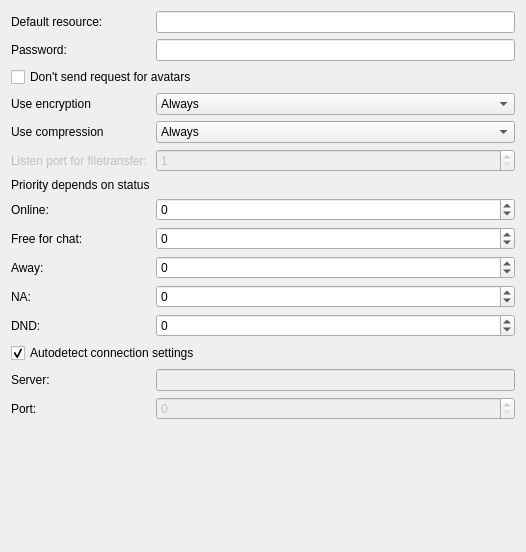
The window that protocols/jabber/src/protocol/jmainsettings.ui (euroelessar/qutim) describes before a commit, drawn with Qt 5.
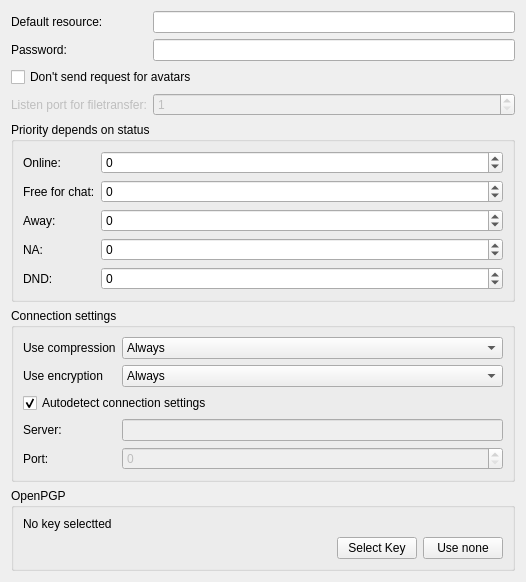
The same window after the commit.

```diff
--- a/protocols/jabber/src/protocol/jmainsettings.ui
+++ b/protocols/jabber/src/protocol/jmainsettings.ui
@@ -13,16 +13,7 @@
   <property name="windowTitle">
    <string>Form</string>
   </property>
-  <layout class="QFormLayout" name="formLayout">
-   <property name="fieldGrowthPolicy">
-    <enum>QFormLayout::AllNonFixedFieldsGrow</enum>
-   </property>
-   <property name="rowWrapPolicy">
-    <enum>QFormLayout::WrapLongRows</enum>
-   </property>
-   <property name="formAlignment">
-    <set>Qt::AlignLeading|Qt::AlignLeft|Qt::AlignTop</set>
-   </property>
+  <layout class="QFormLayout" name="formLayout_3">
    <item row="0" column="0">
     <widget class="QLabel" name="label">
      <property name="sizePolicy">
@@ -46,13 +37,6 @@
      </property>
     </widget>
    </item>
-   <item row="1" column="1">
-    <widget class="QLineEdit" name="passwdEdit">
-     <property name="echoMode">
-      <enum>QLineEdit::Password</enum>
-     </property>
-    </widget>
-   </item>
    <item row="2" column="0" colspan="2">
     <widget class="QCheckBox" name="avatarRequestCheck">
      <property name="text">
@@ -95,21 +79,20 @@
      </property>
     </widget>
    </item>
-   <item row="6" column="0">
-    <widget class="QLabel" name="label_3">
-     <property name="text">
+   <item row="6" column="0" colspan="2">
+    <widget class="QGroupBox" name="groupBox_2">
+     <property name="title">
       <string>Priority depends on status</string>
      </property>
-    </widget>
-   </item>
-   <item row="7" column="0">
+     <layout class="QFormLayout" name="formLayout_2">
+      <item row="0" column="0">
     <widget class="QLabel" name="label_11">
      <property name="text">
       <string>Online:</string>
      </property>
     </widget>
    </item>
-   <item row="7" column="1">
+      <item row="0" column="1">
     <widget class="QSpinBox" name="onlinePriority">
      <property name="minimum">
       <number>-9999</number>
@@ -119,14 +102,14 @@
      </property>
     </widget>
    </item>
-   <item row="8" column="0">
+      <item row="1" column="0">
     <widget class="QLabel" name="label_12">
      <property name="text">
       <string>Free for chat:</string>
      </property>
     </widget>
    </item>
-   <item row="8" column="1">
+      <item row="1" column="1">
     <widget class="QSpinBox" name="ffchatPriority">
      <property name="minimum">
       <number>-9999</number>
@@ -136,14 +119,14 @@
      </property>
     </widget>
    </item>
-   <item row="9" column="0">
+      <item row="2" column="0">
     <widget class="QLabel" name="label_8">
      <property name="text">
       <string>Away:</string>
      </property>
     </widget>
    </item>
-   <item row="9" column="1">
+      <item row="2" column="1">
     <widget class="QSpinBox" name="awayPriority">
      <property name="minimum">
       <number>-9999</number>
@@ -153,14 +136,14 @@
      </property>
     </widget>
    </item>
-   <item row="10" column="0">
+      <item row="3" column="0">
     <widget class="QLabel" name="label_9">
      <property name="text">
       <string>NA:</string>
      </property>
     </widget>
    </item>
-   <item row="10" column="1">
+      <item row="3" column="1">
     <widget class="QSpinBox" name="naPriority">
      <property name="minimum">
       <number>-9999</number>
@@ -170,14 +153,14 @@
      </property>
     </widget>
    </item>
-   <item row="11" column="0">
+      <item row="4" column="0">
     <widget class="QLabel" name="label_10">
      <property name="text">
       <string>DND:</string>
      </property>
     </widget>
    </item>
-   <item row="11" column="1">
+      <item row="4" column="1">
     <widget class="QSpinBox" name="dndPriority">
      <property name="minimum">
       <number>-9999</number>
@@ -187,7 +170,59 @@
      </property>
     </widget>
    </item>
-   <item row="12" column="0" colspan="2">
+     </layout>
+    </widget>
+   </item>
+   <item row="8" column="0" colspan="2">
+    <widget class="QGroupBox" name="groupBox">
+     <property name="title">
+      <string>OpenPGP</string>
+     </property>
+     <layout class="QGridLayout" name="gridLayout">
+      <item row="1" column="0">
+       <spacer name="horizontalSpacer">
+        <property name="orientation">
+         <enum>Qt::Horizontal</enum>
+        </property>
+        <property name="sizeHint" stdset="0">
+         <size>
+          <width>330</width>
+          <height>20</height>
+         </size>
+        </property>
+       </spacer>
+      </item>
+      <item row="1" column="1">
+       <widget class="QPushButton" name="selectPGPButton">
+        <property name="text">
+         <string>Select Key</string>
+        </property>
+       </widget>
+      </item>
+      <item row="1" column="2">
+       <widget class="QPushButton" name="removePGPButton">
+        <property name="text">
+         <string>Use none</string>
+        </property>
+       </widget>
+      </item>
+      <item row="0" column="0" colspan="3">
+       <widget class="QLabel" name="pgpLabel">
+        <property name="text">
+         <string notr="true">No key selectted</string>
+        </property>
+       </widget>
+      </item>
+     </layout>
+    </widget>
+   </item>
+   <item row="7" column="0" colspan="2">
+    <widget class="QGroupBox" name="groupBox_3">
+     <property name="title">
+      <string>Connection settings</string>
+     </property>
+     <layout class="QFormLayout" name="formLayout">
+      <item row="4" column="0" colspan="2">
     <widget class="QCheckBox" name="autodetectBox">
      <property name="text">
       <string>Autodetect connection settings</string>
@@ -197,28 +232,28 @@
      </property>
     </widget>
    </item>
-   <item row="13" column="0">
+      <item row="5" column="0">
     <widget class="QLabel" name="label_5">
      <property name="text">
       <string>Server:</string>
      </property>
     </widget>
    </item>
-   <item row="13" column="1">
+      <item row="5" column="1">
     <widget class="QLineEdit" name="serverEdit">
      <property name="enabled">
       <bool>false</bool>
      </property>
     </widget>
    </item>
-   <item row="14" column="0">
+      <item row="6" column="0">
     <widget class="QLabel" name="label_6">
      <property name="text">
       <string>Port:</string>
      </property>
     </widget>
    </item>
-   <item row="14" column="1">
+      <item row="6" column="1">
     <widget class="QSpinBox" name="portBox">
      <property name="enabled">
       <bool>false</bool>
@@ -228,21 +263,21 @@
      </property>
     </widget>
    </item>
-   <item row="3" column="0">
+      <item row="2" column="0">
     <widget class="QLabel" name="label_7">
      <property name="text">
       <string>Use encryption</string>
      </property>
     </widget>
    </item>
-   <item row="4" column="0">
+      <item row="1" column="0">
     <widget class="QLabel" name="label_13">
      <property name="text">
       <string>Use compression</string>
      </property>
     </widget>
    </item>
-   <item row="3" column="1">
+      <item row="1" column="1">
     <widget class="QComboBox" name="encryptionBox">
      <item>
       <property name="text">
@@ -261,7 +296,7 @@
      </item>
     </widget>
    </item>
-   <item row="4" column="1">
+      <item row="2" column="1">
     <widget class="QComboBox" name="compressionBox">
      <item>
       <property name="text">
@@ -278,6 +313,16 @@
        <string>If server has support</string>
       </property>
      </item>
+       </widget>
+      </item>
+     </layout>
+    </widget>
+   </item>
+   <item row="1" column="1">
+    <widget class="QLineEdit" name="passwdEdit">
+     <property name="echoMode">
+      <enum>QLineEdit::Password</enum>
+     </property>
     </widget>
    </item>
   </layout>
```
Lines whose indentation alone changed are shown as unchanged.
